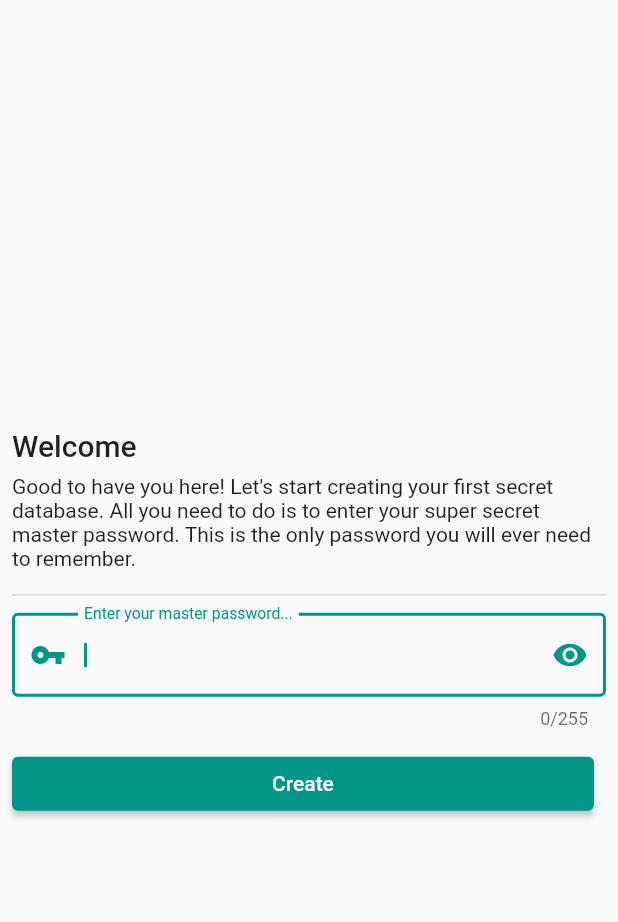
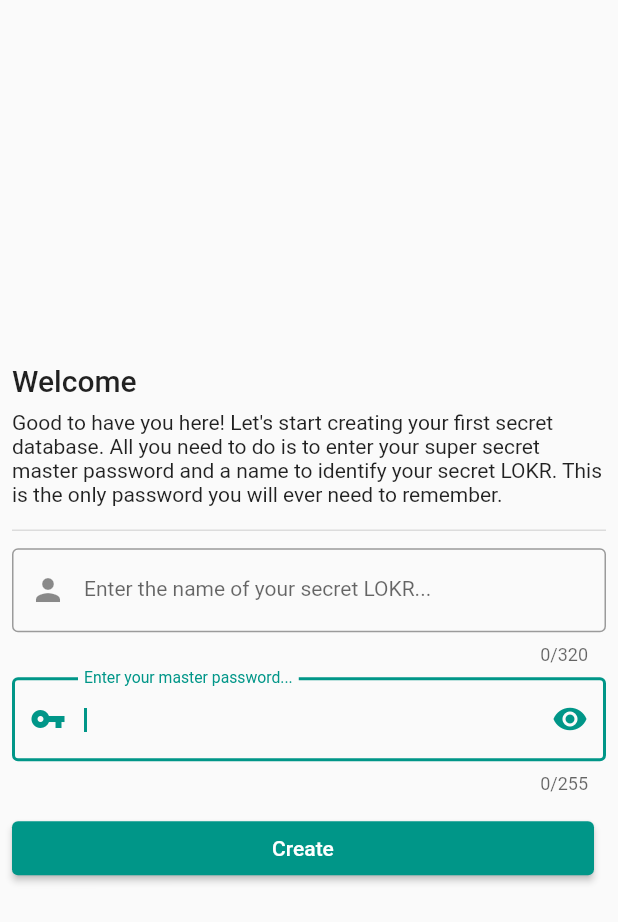
Before and after one commit to oneaxis/lokr_ui, a Flutter app: the screen it shows after launch, on a phone screen of 412 x 824 dp. Shown: the top 922 px of the screen. Run offline on Flutter 3.47's test engine with Material 2 defaults, Android fonts, the phone set to English and light mode, and no system bars; our stand-ins replace bloc, easy_localization, equatable, flutter_bloc, flutter_dotenv, flutter_svg and 2 more; missing offline and left inert: encrypt, password_hash; accounts and stored records are empty; generated files the repository leaves out were written again.

Commit message:
feature/35: fix database table creation

```diff
--- a/assets/translations/de-DE.json
+++ b/assets/translations/de-DE.json
@@ -1,5 +1,8 @@
 {
   "validation": {
+    "bouncerRejectedPassword": {
+      "error": "Das eingegebene Passwort ist falsch! Bitte versuche es erneut."
+    },
     "url": {
       "error": "Die URL {url} ist nicht gültig und kann somit nicht geöffnet werden. Bearbeite die URL dieses Schlüssels um eine gültige URL anzugeben!"
     }
@@ -10,7 +13,7 @@
   "pages": {
     "login": {
       "title": "Login",
-      "description": "Logge dich ein um Zugang zu deinen Schlüsseln zu erhalten oder registriere dich wenn du neu hier bist.",
+      "description": "Logge dich ein um Zugang zu deinem LOKR zu erhalten.",
       "buttons": {
         "login": {
           "label": "Einloggen"
@@ -24,13 +27,16 @@
     },
     "welcome": {
       "title": "Willkommen",
-      "description": "Schön, dass du hier bist! Beginnen wir mit der Erstellung deiner ersten Schlüsseldatenbank. Alles was du tun musst, ist dein super geheimes Master-Passwort einzugeben. Dies ist das einzige Passwort, an das du dich noch erinnern musst.",
+      "description": "Schön, dass du hier bist! Beginnen wir mit der Erstellung deiner ersten Schlüsseldatenbank und der Vergabe eines Namens für deinen LOKR. Alles was du tun musst, ist dein super geheimes Master-Passwort einzugeben. Dies ist das einzige Passwort, an das du dich noch erinnern musst.",
       "buttons": {
         "create": {
           "label": "Erstellen"
         }
       },
       "fields": {
+        "lokrName": {
+          "label": "Gebe den Namen deines geheimen LOKRs ein..."
+        },
         "password": {
           "label": "Gebe dein Masterpasswort ein..."
         }
--- a/assets/translations/en.json
+++ b/assets/translations/en.json
@@ -1,5 +1,8 @@
 {
   "validation": {
+    "bouncerRejectedPassword": {
+      "error": "The provided password is incorrect! Please retry."
+    },
     "url": {
       "error": "The URL {url} is not a valid URL and therefore cannot be launched. Edit the URL of this secret to provide a valid URL!"
     }
@@ -10,7 +13,7 @@
   "pages": {
     "login": {
       "title": "Login",
-      "description": "Login to gain access to your secrets or register if you are new here.",
+      "description": "Login to gain access to your LOKR.",
       "buttons": {
         "login": {
           "label": "Login"
@@ -24,13 +27,16 @@
     },
     "welcome": {
       "title": "Welcome",
-      "description": "Good to have you here! Let's start creating your first secret database. All you need to do is to enter your super secret master password. This is the only password you will ever need to remember.",
+      "description": "Good to have you here! Let's start creating your first secret database. All you need to do is to enter your super secret master password and a name to identify your secret LOKR. This is the only password you will ever need to remember.",
       "buttons": {
         "create": {
           "label": "Create"
         }
       },
       "fields": {
+        "lokrName": {
+          "label": "Enter the name of your secret LOKR..."
+        },
         "password": {
           "label": "Enter your master password..."
         }
--- a/lib/src/authentication/bloc/bouncer_bloc.dart
+++ b/lib/src/authentication/bloc/bouncer_bloc.dart
@@ -28,7 +28,7 @@ class AuthenticationBloc extends Bloc<BouncerEvent, BouncerState> {
       GetLastActiveBouncer event) async* {
     try {
       final lastActiveBouncer =
-          await _bouncersRepository.getLastActiveEncrypted();
+          await _bouncersRepository.findLastActiveEncrypted();
 
       yield BouncerReady(lastActiveBouncer);
     } catch (error) {
--- a/lib/src/authentication/resources/bouncers_repository.dart
+++ b/lib/src/authentication/resources/bouncers_repository.dart
@@ -46,7 +46,7 @@ class BouncersRepository extends Repository<Bouncer> {
     throw UnimplementedError();
   }
 
-  Future<Bouncer> getLastActiveEncrypted() async {
+  Future<Bouncer> findLastActiveEncrypted() async {
     List<EncryptionWrapper> activeBouncers = await this
         .storageProvider
         .readEncrypted(
--- a/lib/src/authentication/ui/welcome_page.dart
+++ b/lib/src/authentication/ui/welcome_page.dart
@@ -16,23 +16,31 @@ class WelcomePage extends StatefulWidget {
 }
 
 class _WelcomePageState extends State<WelcomePage> {
-  final _passwordController = TextEditingController();
+  final _formKey = GlobalKey<FormState>();
+  final _masterPasswordController = TextEditingController(),
+      _lokrNameController = TextEditingController();
 
-  bool _isPasswordHidden = true;
+  bool _isPasswordHidden = true, _submitPressed = false;
 
   @override
   void dispose() {
-    _passwordController.dispose();
+    _masterPasswordController.dispose();
+    _lokrNameController.dispose();
     super.dispose();
   }
 
   @override
   Widget build(BuildContext context) {
     return Scaffold(
-      body: BlocConsumer<AuthenticationBloc, BouncerState>(
+      body: BlocBuilder<AuthenticationBloc, BouncerState>(
         builder: (context, state) {
           return Padding(
             padding: EdgeInsets.only(left: 8, right: 8),
+            child: Form(
+              key: _formKey,
+              autovalidateMode: this._submitPressed
+                  ? AutovalidateMode.onUserInteraction
+                  : AutovalidateMode.disabled,
               child: Column(
                 mainAxisAlignment: MainAxisAlignment.center,
                 children: [
@@ -41,10 +49,19 @@ class _WelcomePageState extends State<WelcomePage> {
                     description: tr('pages.welcome.description'),
                   ),
                   LOKRUITextFormField(
+                    label: tr('pages.welcome.fields.lokrName.label'),
+                    maxLength: 320,
+                    keyboardType: TextInputType.text,
+                    controller: _lokrNameController,
+                    prefix: Icon(Icons.person),
+                    validator:
+                        ValidationBuilder().minLength(3).maxLength(60).build(),
+                  ),
+                  LOKRUITextFormField(
                       label: tr('pages.welcome.fields.password.label'),
                       obscureText: _isPasswordHidden,
-                  autofocus: _passwordController.text.isEmpty,
-                  controller: _passwordController,
+                      autofocus: _masterPasswordController.text.isEmpty,
+                      controller: _masterPasswordController,
                       maxLength: 255,
                       keyboardType: TextInputType.visiblePassword,
                       prefix: Icon(Icons.vpn_key),
@@ -62,8 +79,10 @@ class _WelcomePageState extends State<WelcomePage> {
                               },
                             ),
                           ]),
-                  validator:
-                      ValidationBuilder().minLength(3).maxLength(255).build()),
+                      validator: ValidationBuilder()
+                          .minLength(3)
+                          .maxLength(255)
+                          .build()),
                   Row(
                     children: [
                       Expanded(
@@ -71,10 +90,11 @@ class _WelcomePageState extends State<WelcomePage> {
                           padding: EdgeInsets.only(right: 8, top: 8),
                           child: ElevatedButton(
                             onPressed: () {
+                              this._submitPressed = true;
                               BlocProvider.of<AuthenticationBloc>(context).add(
                                 HireBouncer(
-                              Bouncer('somebouncernid',
-                                  _passwordController.text.trim()),
+                                  Bouncer(_lokrNameController.text.trim(),
+                                      _masterPasswordController.text.trim()),
                                 ),
                               );
                             },
@@ -88,12 +108,10 @@ class _WelcomePageState extends State<WelcomePage> {
                   ),
                 ],
               ),
+            ),
           );
-      }, listener: (context, state) {
-        if (state is BouncerRejectedMasterPassword)
-          MessagingService.showSnackBarMessage(
-              context, 'You provided a wrong password!');
-      }),
+        },
+      ),
     );
   }
 
```
Also changed, not shown: lib/src/authentication/ui/login_page.dart (+14 -4 lines). Lines whose indentation alone changed are shown as unchanged.
